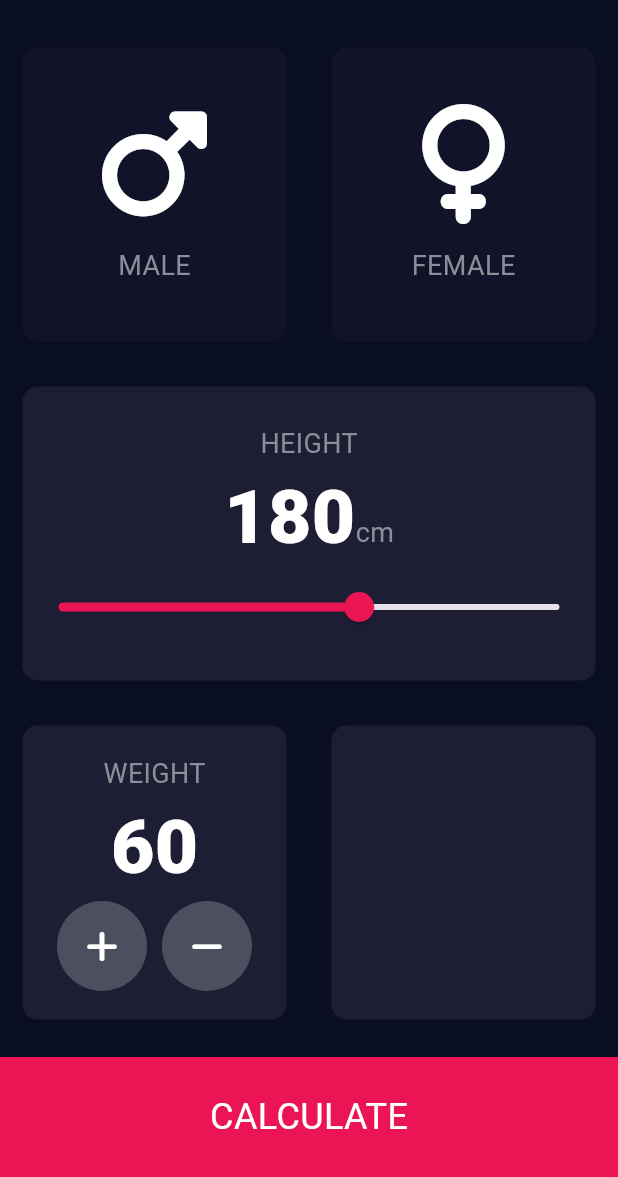
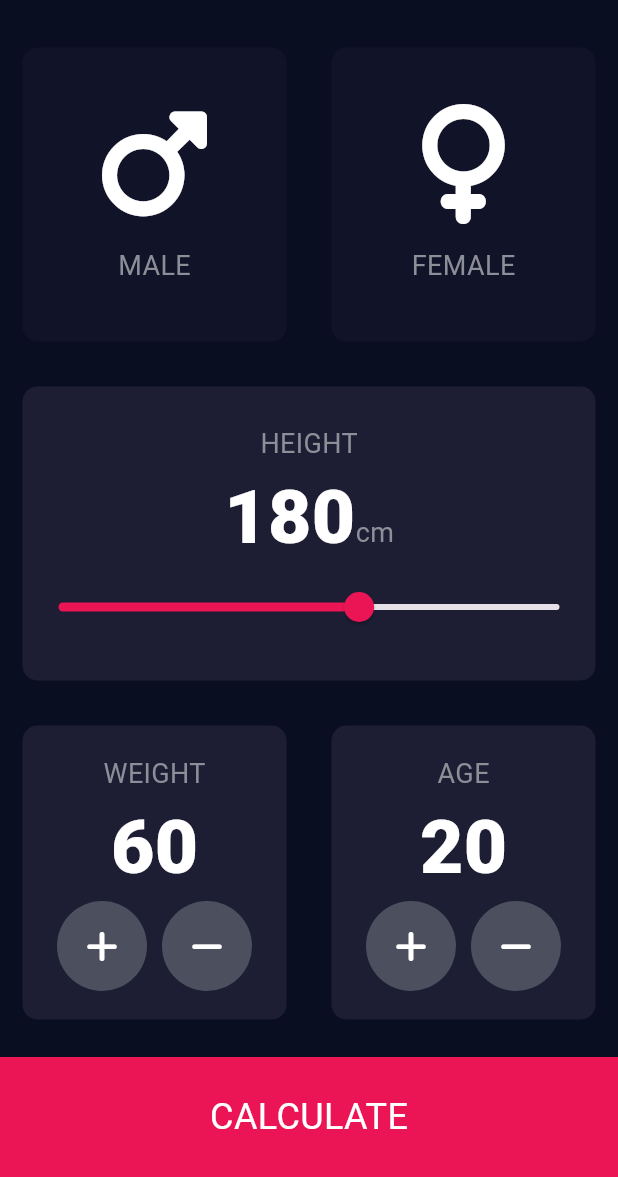
Before and after one commit to bishoyelmalah/bmi_calculator, a Flutter app: the screen it shows after launch, on a phone screen of 412 x 824 dp, the part 59-1236 px from its top. Run offline on Flutter 3.47's test engine with Material 3 defaults, Android fonts, the phone set to English and light mode, and no system bars; our stand-ins replace font_awesome_flutter.

Commit message:
Add age input functionality with increment and decrement buttons

```diff
--- a/lib/input_page.dart
+++ b/lib/input_page.dart
@@ -16,6 +16,7 @@ class _InputPageState extends State<InputPage> {
   Color femaleCardColor = kInactiveCardColor;
   int height = 180;
   int weight = 60;
+  int age = 20;
 
   @override
   Widget build(BuildContext context) {
@@ -154,6 +155,43 @@ class _InputPageState extends State<InputPage> {
                 Expanded(
                   child: InputCard(
                     bgColor: kActiveCardColor,
+                    cardChild: Column(
+                      mainAxisAlignment: MainAxisAlignment.center,
+                      children: [
+                        Text(
+                          'AGE',
+                          style: kLabelTextStyle,
+                        ),
+                        Text(
+                          age.toString(),
+                          style: kNumbersTextSyle,
+                        ),
+                        Row(
+                          mainAxisAlignment: MainAxisAlignment.center,
+                          children: [
+                            RoundIconButton(
+                              icon: FontAwesomeIcons.plus,
+                              onPressed: () {
+                                setState(() {
+                                  age++;
+                                });
+                              },
+                            ),
+                            SizedBox(
+                              width: 10,
+                            ),
+                            RoundIconButton(
+                              icon: FontAwesomeIcons.minus,
+                              onPressed: () {
+                                setState(() {
+                                  age--;
+                                });
+                              },
+                            )
+                          ],
+                        )
+                      ],
+                    ),
                   ),
                 ),
               ],
```
